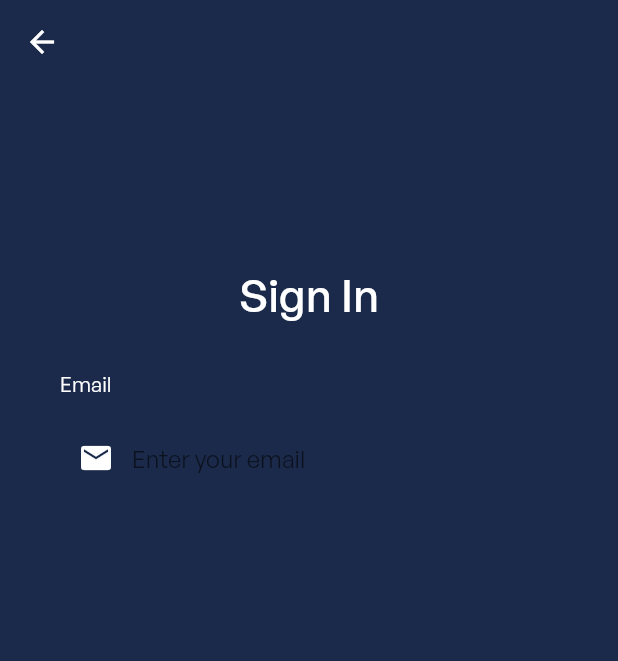
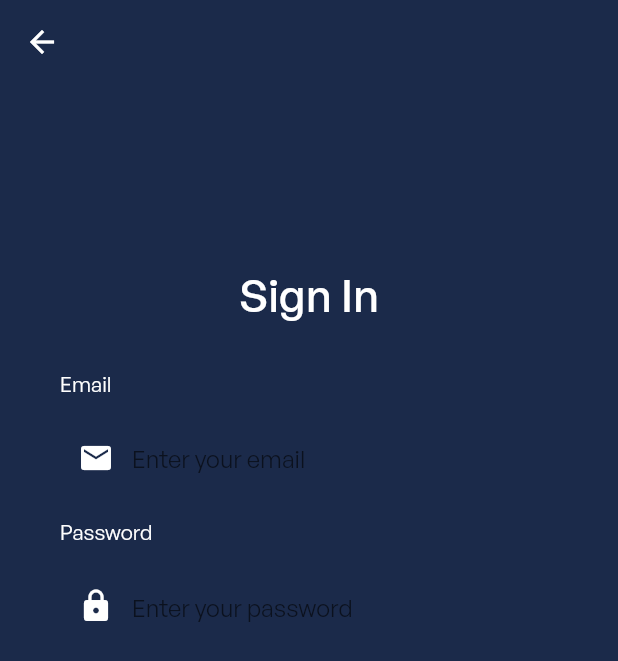
Before and after one commit to realstoman/flutter_login_register_ui, a Flutter app: the screen it shows after launch, after a tap on "Sign in", on a phone screen of 412 x 824 dp. Shown: the top 661 px of the screen. Run offline on Flutter 3.47's test engine with Material 2 defaults, Android fonts, the phone set to English and light mode, and no system bars.

Commit message:
Create password field

```diff
--- a/lib/screens/login_screen.dart
+++ b/lib/screens/login_screen.dart
@@ -30,6 +30,31 @@ class _LoginScreenState extends State<LoginScreen> {
                 contentPadding: EdgeInsets.only(top: 14.0),
                 prefixIcon: Icon(Icons.email, color: Colors.white),
                 hintText: 'Enter your email',
+              ),
+            ),
+          ),
+        ]);
+  }
+
+  Widget _buildPasswordTF() {
+    return Column(
+        crossAxisAlignment: CrossAxisAlignment.start,
+        children: <Widget>[
+          const Text('Password',
+              style: TextStyle(color: Colors.white, fontFamily: 'GeneralSans')),
+          const SizedBox(height: 10.0),
+          Container(
+            alignment: Alignment.centerLeft,
+            decoration: const BoxDecoration(),
+            height: 60.0,
+            child: const TextField(
+              obscureText: true,
+              style: TextStyle(color: Colors.white),
+              decoration: InputDecoration(
+                border: InputBorder.none,
+                contentPadding: EdgeInsets.only(top: 14.0),
+                prefixIcon: Icon(Icons.lock, color: Colors.white),
+                hintText: 'Enter your password',
               ),
             ),
           ),
@@ -70,6 +95,8 @@ class _LoginScreenState extends State<LoginScreen> {
                           fontWeight: FontWeight.w500)),
                   const SizedBox(height: 30.0),
                   _buildEmailTF(),
+                  SizedBox(height: 10.0),
+                  _buildPasswordTF(),
                 ],
               ),
             ),
```
